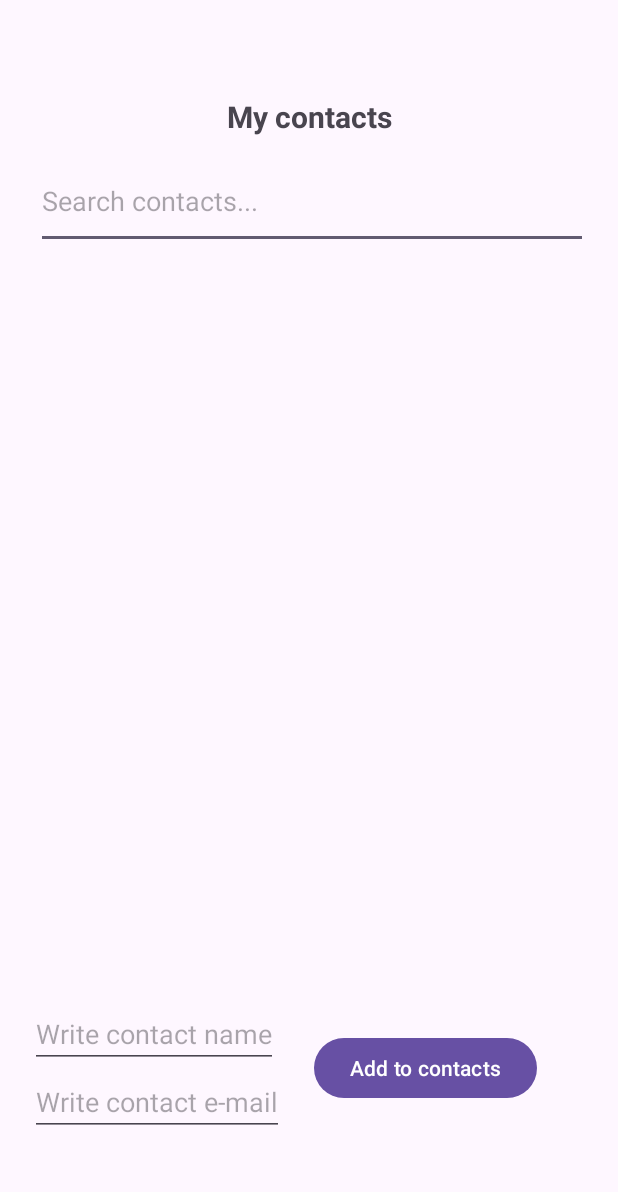
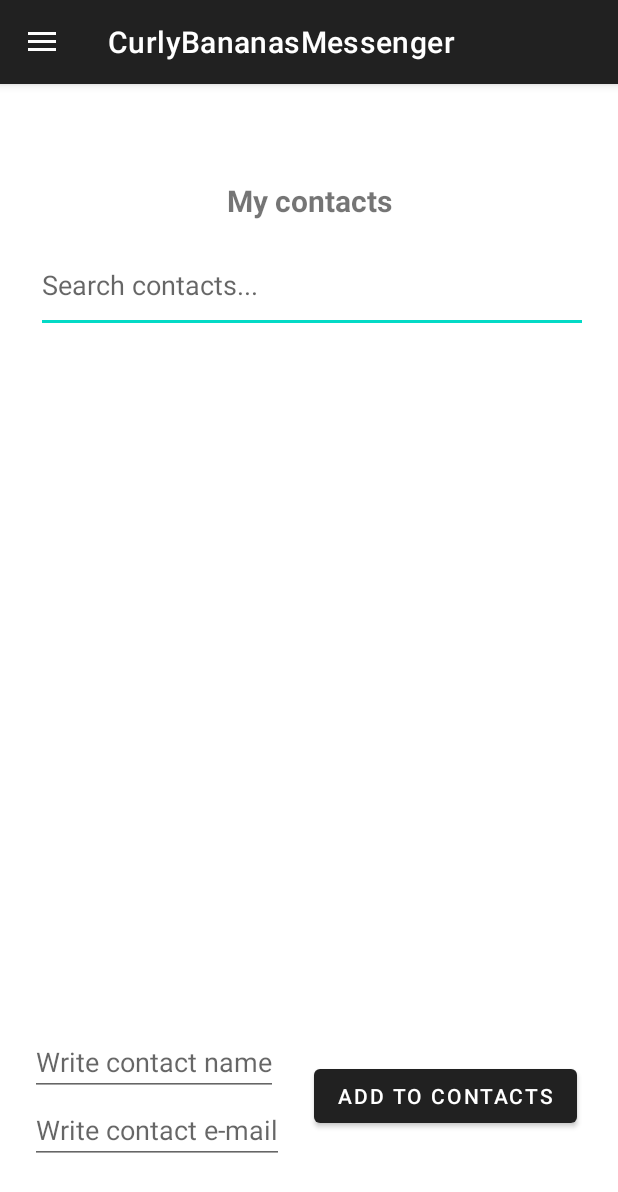
Before and after one commit to LeoAhrau/CurlyBananasMessenger, an Android app: the ContactActivity screen opened directly, with no data from a screen before it, on a phone screen of 412 x 824 dp. Shown: the top 1192 px of the screen. Run offline under Robolectric (Android 15) with nearby library versions, the phone set to English and light mode, and no system bars; our stand-ins replace Firebase (no records; nobody signed in at launch, a user with empty details on screens opened directly).

Commit message:
Drawer test-implementation works directly on BaseActivity.

```diff
--- a/app/src/main/AndroidManifest.xml
+++ b/app/src/main/AndroidManifest.xml
@@ -10,15 +10,15 @@
         android:label="@string/app_name"
         android:roundIcon="@mipmap/ic_launcher_round"
         android:supportsRtl="true"
-        android:theme="@style/Theme.CurlyBananasMessenger"
+        android:theme="@style/Theme.NavigationDrawer"
         tools:targetApi="31">
         <activity
-            android:name=".BaseDrawerActivity"
+            android:name=".BaseActivity"
             android:exported="false" />
         <activity android:name=".MainActivity" />
         <activity
             android:name=".ChatActivity"
-            android:exported="true"></activity>
+            android:exported="true" />
         <activity
             android:name=".ContactActivity"
             android:exported="false" />
--- /dev/null
+++ b/app/src/main/java/com/example/curlybananasmessenger/BaseActivity.kt
@@ -0,0 +1,45 @@
+package com.example.curlybananasmessenger
+
+import android.content.Intent
+import androidx.appcompat.app.AppCompatActivity
+import android.os.Bundle
+import android.view.MenuItem
+import android.widget.TextView
+import androidx.appcompat.app.ActionBarDrawerToggle
+import androidx.appcompat.widget.Toolbar
+import androidx.core.view.GravityCompat
+import androidx.drawerlayout.widget.DrawerLayout
+import androidx.viewbinding.ViewBinding
+import com.example.curlybananasmessenger.databinding.ActivityBaseBinding
+import com.example.curlybananasmessenger.databinding.ActivityContactBinding
+import com.google.android.material.navigation.NavigationView
+
+ open class BaseActivity : AppCompatActivity() {
+
+    open lateinit var drawerLayout: DrawerLayout
+    open lateinit var  actionBarDrawerToggle: ActionBarDrawerToggle
+    override fun onCreate(savedInstanceState: Bundle?) {
+        super.onCreate(savedInstanceState)
+        setContentView(R.layout.activity_base)
+        // init drawer layout
+        drawerLayout = findViewById(R.id.drawer_layout)
+        // init action bar drawer toggle
+        actionBarDrawerToggle = ActionBarDrawerToggle(this,drawerLayout,R.string.navigation_drawer_open,R.string.navigation_drawer_close)
+        // add a drawer listener into  drawer layout
+        drawerLayout.addDrawerListener(actionBarDrawerToggle)
+        actionBarDrawerToggle.syncState()
+
+        // show menu icon and back icon while drawer open
+        supportActionBar?.setDisplayHomeAsUpEnabled(true)
+    }
+
+    override fun onOptionsItemSelected(item: MenuItem): Boolean {
+        // check conndition for drawer item with menu item
+        return if (actionBarDrawerToggle.onOptionsItemSelected(item)){
+            true
+        }else{
+            super.onOptionsItemSelected(item)
+        }
+
+    }
+}
--- a/app/src/main/java/com/example/curlybananasmessenger/ContactActivity.kt
+++ b/app/src/main/java/com/example/curlybananasmessenger/ContactActivity.kt
@@ -2,16 +2,14 @@ package com.example.curlybananasmessenger
 
 import android.R
 import android.content.Intent
-import androidx.appcompat.app.AppCompatActivity
 import android.os.Bundle
 import android.util.Log
 import android.widget.AdapterView
 import android.widget.ArrayAdapter
 import com.example.curlybananasmessenger.databinding.ActivityContactBinding
-import com.google.firebase.auth.FirebaseAuth
 import java.util.UUID
 
-class ContactActivity : AppCompatActivity() {
+class ContactActivity : BaseActivity() {
 
     lateinit var binding: ActivityContactBinding
     var contactDao = ContactDao(this)
--- a/app/src/main/res/values/strings.xml
+++ b/app/src/main/res/values/strings.xml
@@ -9,4 +9,6 @@
     <string name="et_search">Search contacts...</string>
     <string name="et_contact_id">Write contact id</string>
     <string name="et_contact_name">Write contact name</string>
+    <string name="navigation_drawer_close">Close</string>
+    <string name="navigation_drawer_open">Open</string>
 </resources>
--- a/app/src/main/res/values/themes.xml
+++ b/app/src/main/res/values/themes.xml
@@ -1,9 +1,9 @@
 <resources xmlns:tools="http://schemas.android.com/tools">
     <!-- Base application theme. -->
-    <style name="Base.Theme.CurlyBananasMessenger" parent="Theme.Material3.DayNight.NoActionBar">
+    <style name="Base.Theme.NavigationDrawer" parent="Theme.MaterialComponents.DayNight.DarkActionBar">
         <!-- Customize your light theme here. -->
         <!-- <item name="colorPrimary">@color/my_light_primary</item> -->
     </style>
 
-    <style name="Theme.CurlyBananasMessenger" parent="Base.Theme.CurlyBananasMessenger" />
+    <style name="Theme.NavigationDrawer" parent="Base.Theme.NavigationDrawer" />
 </resources>
```
Also changed, not shown: app/src/main/java/com/example/curlybananasmessenger/BaseDrawerActivity.kt (deleted, +0 -65 lines), app/src/main/res/layout/activity_base.xml (added, +20 -0 lines), app/src/main/res/layout/activity_base_drawer.xml (deleted, +0 -28 lines).
